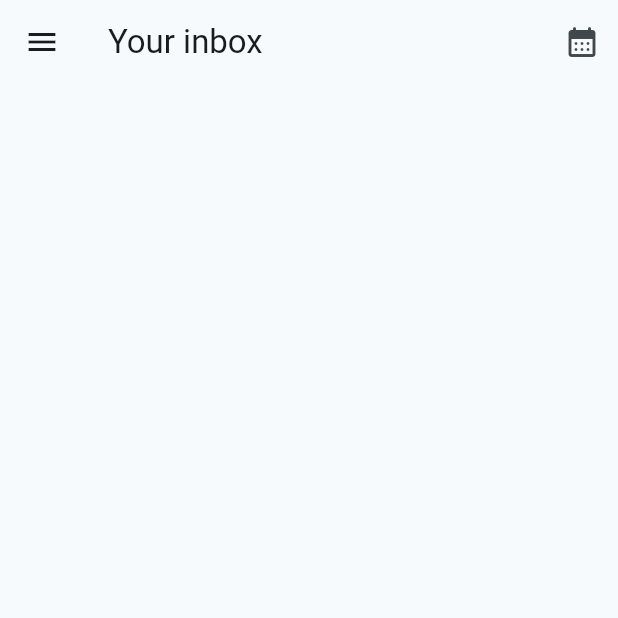
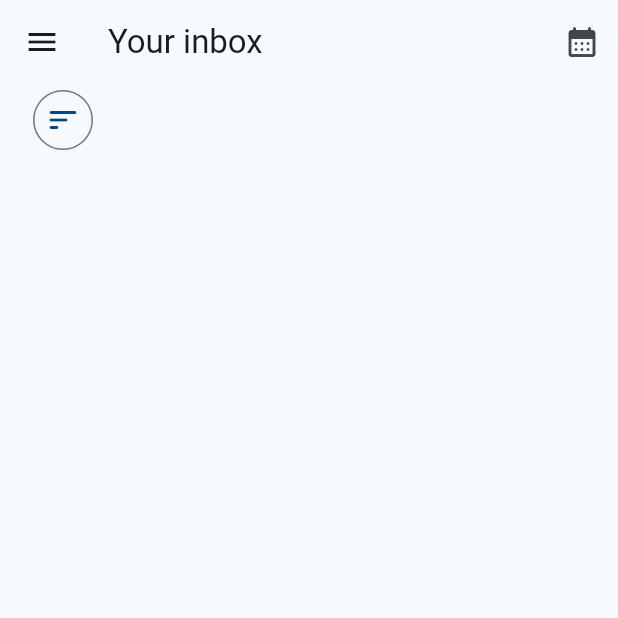
Before and after one commit to Rics-Dev/uNote, a Flutter app: the HomePage screen opened directly, on a phone screen of 412 x 824 dp, the top half of it. Run offline on Flutter 3.47's test engine with Material 3 defaults, Android fonts, the phone set to English and light mode, and no system bars; drawn by our look-alikes of animated_bottom_navigation_bar; our stand-ins replace appwrite, go_router, google_fonts, shared_preferences, table_calendar, toastification; missing offline and left inert: msh_checkbox, sign_button, top_modal_sheet; accounts and stored records are empty; Roboto replaces fonts that are missing (Onest); statements that could not run were skipped.

Commit message:
Mise à jour de l'affichage des tâches et ajout de la vue de tri et de filtrage

```diff
--- a/lib/pages/inbox_page.dart
+++ b/lib/pages/inbox_page.dart
@@ -1,7 +1,9 @@
 import 'package:flutter/material.dart';
 import 'package:provider/provider.dart';
+import 'package:top_modal_sheet/top_modal_sheet.dart';
 import '../providers/task.dart';
 import '../widgets/inboxPage/horizontal_tags_view.dart';
+import '../widgets/inboxPage/sort_filter_view.dart';
 import '../widgets/inboxPage/tasks_view_inboxpage.dart';
 
 class InboxPage extends StatelessWidget {
@@ -23,8 +25,13 @@ class InboxPage extends StatelessWidget {
 
     return Column(
       children: [
-        const SizedBox(height: 20),
-        HorizontalTagsView(selectedTags: selectedTags, tags: tags, context: context, tasksAPI: tasksAPI),
+        SortAndFilterView(),
+        const SizedBox(height: 10),
+        HorizontalTagsView(
+            selectedTags: selectedTags,
+            tags: tags,
+            context: context,
+            tasksAPI: tasksAPI),
         TasksViewInboxPage(filteredTasks: filteredTasks),
       ],
     );
--- a/lib/providers/task.dart
+++ b/lib/providers/task.dart
@@ -16,13 +16,20 @@ class TasksAPI extends ChangeNotifier {
   List<String> _tags = [];
   List<String> _filteredTags = [];
   List<Task> _filteredTasks = [];
-  List<String> _selectedTags = [];
+  final List<String> _selectedTags = [];
+   bool _sortByCreationDate = true;
+   bool _sortByEditionDate = false;
+   bool _oldToNew = true;
 
-  List<String> get selectedTags => _selectedTags;
+
   List<Task> get tasks => _tasks;
   List<String> get tags => _tags;
   List<String> get filteredTags => _filteredTags;
   List<Task> get filteredTasks => _filteredTasks;
+  List<String> get selectedTags => _selectedTags;
+  bool get sortByCreationDate => _sortByCreationDate;
+  bool get sortByEditionDate => _sortByEditionDate;
+  bool get oldToNew => _oldToNew;
 
   TasksAPI(
       {String endpoint = constants.appwriteEndpoint,
@@ -270,6 +277,28 @@ class TasksAPI extends ChangeNotifier {
     }
     notifyListeners();
   }
+
+  void toggleSortByCreationDate() {
+    if(_sortByEditionDate == true){
+      _sortByCreationDate = true;
+      _sortByEditionDate = false;
+    }
+    notifyListeners();
+  }
+
+  void toggleSortByEditionDate() {
+    if(_sortByCreationDate == true){
+      _sortByCreationDate = false;
+      _sortByEditionDate = true;
+    }
+    notifyListeners();
+
+  }
+
+  void toggleNewToOld() {
+    _oldToNew = !_oldToNew;
+    notifyListeners();
+  }
 }
 
 
--- a/lib/widgets/inboxPage/horizontal_tags_view.dart
+++ b/lib/widgets/inboxPage/horizontal_tags_view.dart
@@ -19,6 +19,7 @@ class HorizontalTagsView extends StatelessWidget {
 
   @override
   Widget build(BuildContext context) {
+    final filteredTasks = tasksAPI.filteredTasks;
     return Padding(
       padding: const EdgeInsets.symmetric(horizontal: 18.0),
       child: Row(
@@ -31,7 +32,7 @@ class HorizontalTagsView extends StatelessWidget {
                           border: Border.all(
                               color: Colors.black)),
                       child: Text(
-                        selectedTags.length.toString(),
+                        filteredTasks.length.toString(),
                         style: const TextStyle(
                             color:  Color.fromARGB(255, 0, 73, 133)),
                       ))
--- /dev/null
+++ b/lib/widgets/inboxPage/sort_filter_view.dart
@@ -0,0 +1,44 @@
+import 'package:flutter/material.dart';
+import 'package:top_modal_sheet/top_modal_sheet.dart';
+import 'package:utask/widgets/inboxPage/sort_view.dart';
+
+class SortAndFilterView extends StatelessWidget {
+  const SortAndFilterView({
+    super.key,
+  });
+
+  @override
+  Widget build(BuildContext context) {
+    return Container(
+      padding: const EdgeInsets.fromLTRB(18, 0, 0, 0),
+      child: Row(
+        mainAxisAlignment: MainAxisAlignment.spaceBetween,
+        children: [
+          IconButton.outlined(
+            color: const Color.fromARGB(255, 0, 73, 133),
+            icon: const Icon(
+              Icons.sort_rounded,
+              color: Color.fromARGB(255, 0, 73, 133),
+            ),
+            onPressed: () {
+              showSortView(context);
+            },
+          ),
+        ],
+      ),
+
+    );
+  }
+
+  Future<dynamic> showSortView(BuildContext context) {
+    return showTopModalSheet(
+
+              context,
+              SortView(),
+              backgroundColor: Colors.white,
+              borderRadius: const BorderRadius.vertical(
+                bottom: Radius.circular(25),
+              ),
+            );
+  }
+}
--- a/lib/widgets/inboxPage/tasks_view_inboxpage.dart
+++ b/lib/widgets/inboxPage/tasks_view_inboxpage.dart
@@ -15,8 +15,8 @@ class TasksViewInboxPage extends StatelessWidget {
 
   @override
   Widget build(BuildContext context) {
-    return SizedBox(
-    height: MediaQuery.of(context).size.height - 200,
+    return Container(
+      height: MediaQuery.of(context).size.height * 0.6,
       child: ListView.builder(
         itemCount: filteredTasks.length,
         itemBuilder: (context, index) {
```
Also changed, not shown: lib/widgets/inboxPage/sort_view.dart (added, +99 -0 lines).
